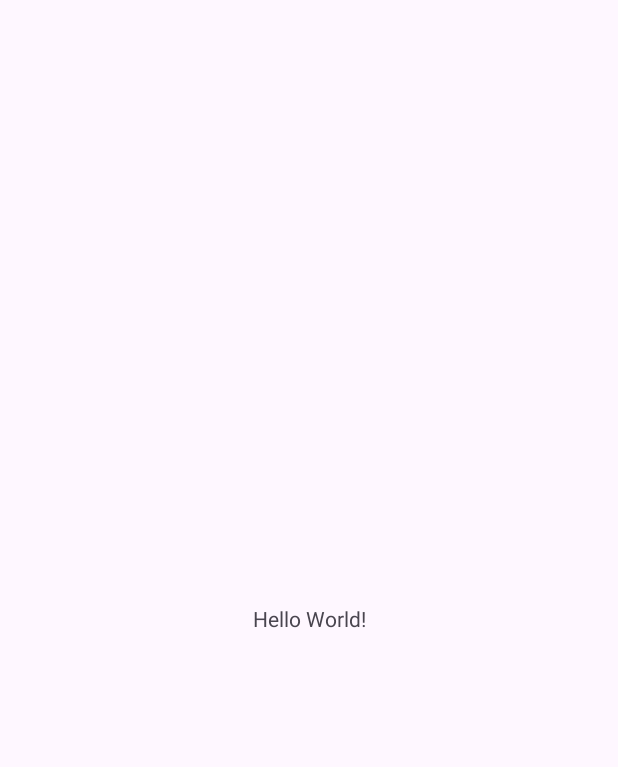
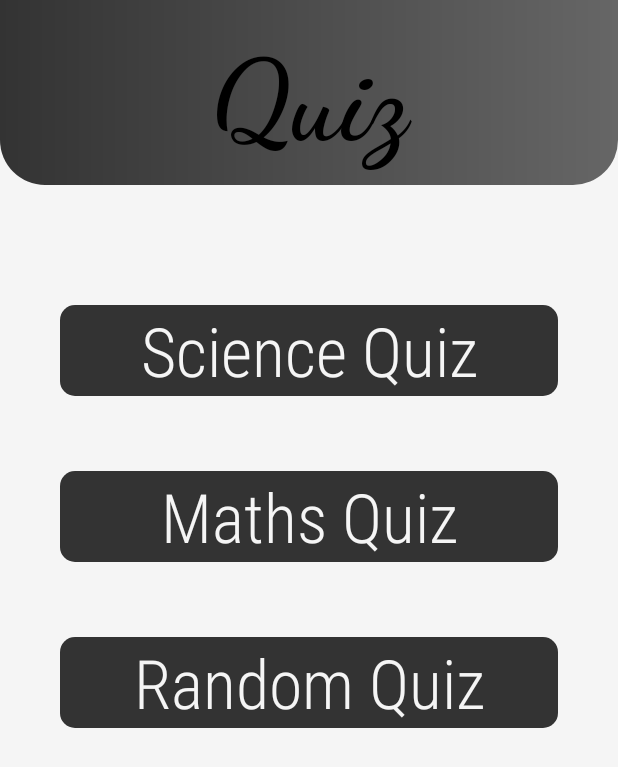
Before and after one commit to PatelYug2807/CODSOFT, an Android app: the screen it shows after launch (MainActivity), on a phone screen of 412 x 824 dp. Before the commit the part shown is almost empty. Shown: the top 767 px of the screen. Run offline under Robolectric (Android 15) with nearby library versions, the light colour scheme and no system bars.

Commit message:
module of splash and other added

```diff
--- a/app/src/main/java/com/example/quiz/MainActivity.java
+++ b/app/src/main/java/com/example/quiz/MainActivity.java
@@ -1,6 +1,9 @@
 package com.example.quiz;
 
+import android.content.Intent;
 import android.os.Bundle;
+import android.view.View;
+import android.widget.TextView;
 
 import androidx.activity.EdgeToEdge;
 import androidx.appcompat.app.AppCompatActivity;
@@ -9,16 +12,51 @@ import androidx.core.view.ViewCompat;
 import androidx.core.view.WindowInsetsCompat;
 
 public class MainActivity extends AppCompatActivity {
+    //Creating data members
+    TextView science,maths,random;
 
     @Override
-    protected void onCreate(Bundle savedInstanceState) {
+    protected void onCreate(Bundle savedInstanceState)
+    {
         super.onCreate(savedInstanceState);
         EdgeToEdge.enable(this);
         setContentView(R.layout.activity_main);
-        ViewCompat.setOnApplyWindowInsetsListener(findViewById(R.id.main), (v, insets) -> {
-            Insets systemBars = insets.getInsets(WindowInsetsCompat.Type.systemBars());
-            v.setPadding(systemBars.left, systemBars.top, systemBars.right, systemBars.bottom);
-            return insets;
+
+        //finding all by there id's
+        science=findViewById(R.id.science);
+        maths=findViewById(R.id.maths);
+        random=findViewById(R.id.random);
+
+        //creating on click listener to all the textviews
+        science.setOnClickListener(new View.OnClickListener() {
+            @Override
+            public void onClick(View v) {
+                //redirecting to splash and the the quiz
+                Intent i=new Intent(getApplicationContext(),splashForQuiz.class);
+                i.putExtra("name",science.getText().toString());
+                startActivity(i);
+            }
         });
+
+        maths.setOnClickListener(new View.OnClickListener() {
+            @Override
+            public void onClick(View v) {
+                //redirecting to splash and the the quiz
+                Intent i=new Intent(getApplicationContext(),splashForQuiz.class);
+                i.putExtra("name",random.getText().toString());
+                startActivity(i);
+            }
+        });
+
+        random.setOnClickListener(new View.OnClickListener() {
+            @Override
+            public void onClick(View v) {
+                //redirecting to splash and the the quiz
+                Intent i=new Intent(getApplicationContext(),splashForQuiz.class);
+                i.putExtra("name",random.getText().toString());
+                startActivity(i);
+            }
+        });
+
     }
 }
--- /dev/null
+++ b/app/src/main/res/drawable/headingbg.xml
@@ -0,0 +1,9 @@
+<?xml version="1.0" encoding="utf-8"?>
+<shape xmlns:android="http://schemas.android.com/apk/res/android">
+<corners android:bottomLeftRadius="30dp"
+    android:bottomRightRadius="30dp"/>
+    <gradient
+        android:startColor="#333333"
+        android:endColor="#666666"/>
+
+</shape>
--- /dev/null
+++ b/app/src/main/res/drawable/txtviewbg.xml
@@ -0,0 +1,8 @@
+<?xml version="1.0" encoding="utf-8"?>
+<shape xmlns:android="http://schemas.android.com/apk/res/android">
+    <solid
+        android:color="@color/darkgray"
+        />
+    <corners
+        android:radius="10dp"/>
+</shape>
--- a/app/src/main/res/layout/activity_main.xml
+++ b/app/src/main/res/layout/activity_main.xml
@@ -1,19 +1,114 @@
 <?xml version="1.0" encoding="utf-8"?>
-<androidx.constraintlayout.widget.ConstraintLayout xmlns:android="http://schemas.android.com/apk/res/android"
+<LinearLayout xmlns:android="http://schemas.android.com/apk/res/android"
     xmlns:app="http://schemas.android.com/apk/res-auto"
     xmlns:tools="http://schemas.android.com/tools"
     android:id="@+id/main"
     android:layout_width="match_parent"
     android:layout_height="match_parent"
-    tools:context=".MainActivity">
+    tools:context=".MainActivity"
+    android:orientation="vertical"
+    android:background="@color/lightgray">
 
-    <TextView
-        android:layout_width="wrap_content"
-        android:layout_height="wrap_content"
-        android:text="Hello World!"
-        app:layout_constraintBottom_toBottomOf="parent"
-        app:layout_constraintEnd_toEndOf="parent"
-        app:layout_constraintStart_toStartOf="parent"
-        app:layout_constraintTop_toTopOf="parent" />
+   <LinearLayout
+       android:layout_width="match_parent"
+       android:layout_height="wrap_content"
+       android:orientation="vertical"
+       >
 
-</androidx.constraintlayout.widget.ConstraintLayout>
+
+       <TextView
+           android:id="@+id/heading"
+           android:layout_width="match_parent"
+           android:layout_height="wrap_content"
+           android:text="Quiz"
+           android:gravity="center"
+           android:textSize="75dp"
+           android:textStyle="bold"
+           android:background="@drawable/headingbg"
+           android:fontFamily="cursive"
+           android:textColor="@color/black"
+           android:paddingBottom="10dp"
+           android:paddingTop="20dp"
+           />
+
+
+   </LinearLayout>
+
+    <ScrollView
+        android:layout_width="match_parent"
+        android:layout_height="match_parent">
+
+        <LinearLayout
+            android:layout_width="match_parent"
+            android:layout_height="wrap_content"
+            android:orientation="vertical">
+
+            <LinearLayout
+                android:layout_width="match_parent"
+                android:layout_height="wrap_content"
+                android:orientation="vertical"
+                android:layout_margin="10dp">
+
+                <TextView
+                    android:id="@+id/science"
+                    android:layout_marginTop="70dp"
+                    android:layout_marginLeft="30dp"
+                    android:layout_marginRight="30dp"
+                    android:layout_width="match_parent"
+                    android:layout_height="wrap_content"
+                    android:gravity="center"
+                    android:text="Science Quiz"
+                    android:textSize="45sp"
+                    android:fontFamily="sans-serif-condensed-light"
+                    android:textColor="@color/lightgray"
+                    android:background="@drawable/txtviewbg"/>
+
+            </LinearLayout>
+            <LinearLayout
+                android:layout_width="match_parent"
+                android:layout_height="wrap_content"
+                android:orientation="vertical"
+                android:layout_margin="10dp">
+
+                <TextView
+                    android:id="@+id/maths"
+                    android:layout_marginTop="30dp"
+                    android:layout_marginLeft="30dp"
+                    android:layout_marginRight="30dp"
+                    android:layout_width="match_parent"
+                    android:layout_height="wrap_content"
+                    android:gravity="center"
+                    android:text="Maths Quiz"
+                    android:textSize="45sp"
+                    android:fontFamily="sans-serif-condensed-light"
+                    android:textColor="@color/lightgray"
+                    android:background="@drawable/txtviewbg"/>
+
+            </LinearLayout>
+
+            <LinearLayout
+                android:layout_width="match_parent"
+                android:layout_height="wrap_content"
+                android:orientation="vertical"
+                android:layout_margin="10dp">
+
+                <TextView
+                    android:id="@+id/random"
+                    android:layout_marginTop="30dp"
+                    android:layout_marginLeft="30dp"
+                    android:layout_marginRight="30dp"
+                    android:layout_width="match_parent"
+                    android:layout_height="wrap_content"
+                    android:gravity="center"
+                    android:text="Random Quiz"
+                    android:textSize="45sp"
+                    android:fontFamily="sans-serif-condensed-light"
+                    android:textColor="@color/lightgray"
+                    android:background="@drawable/txtviewbg"/>
+
+            </LinearLayout>
+        </LinearLayout>
+    </ScrollView>
+
+
+</LinearLayout>
--- a/app/src/main/res/values/colors.xml
+++ b/app/src/main/res/values/colors.xml
@@ -2,4 +2,6 @@
 <resources>
     <color name="black">#FF000000</color>
     <color name="white">#FFFFFFFF</color>
+    <color name="lightgray">#F5F5F5</color>
+    <color name="darkgray">#333333</color>
 </resources>
--- a/app/src/main/res/values/strings.xml
+++ b/app/src/main/res/values/strings.xml
@@ -1,3 +1,6 @@
 <resources>
     <string name="app_name">Quiz</string>
+    <string name="splash">The quiz contains 10 MCQ\'s Answer would be shown at last</string>
+    <!-- TODO: Remove or change this placeholder text -->
+    <string name="hello_blank_fragment">Hello blank fragment</string>
 </resources>
```
Also changed, not shown: app/src/main/AndroidManifest.xml (+12 -0 lines), app/src/main/java/com/example/quiz/MathsQuiz.java (added, +24 -0 lines), app/src/main/java/com/example/quiz/RandomQuiz.java (added, +24 -0 lines), app/src/main/java/com/example/quiz/ScienceQuiz.java (added, +21 -0 lines), app/src/main/java/com/example/quiz/questions/Quiz1.java (added, +30 -0 lines), app/src/main/java/com/example/quiz/splashForQuiz.java (added, +55 -0 lines), app/src/main/res/layout/activity_maths.xml (added, +10 -0 lines), app/src/main/res/layout/activity_random_quiz.xml (added, +10 -0 lines), app/src/main/res/layout/activity_science_quiz.xml (added, +10 -0 lines), app/src/main/res/layout/activity_splash_for_quiz.xml (added, +49 -0 lines), app/src/main/res/layout/fragment_quiz1.xml (added, +10 -0 lines).
